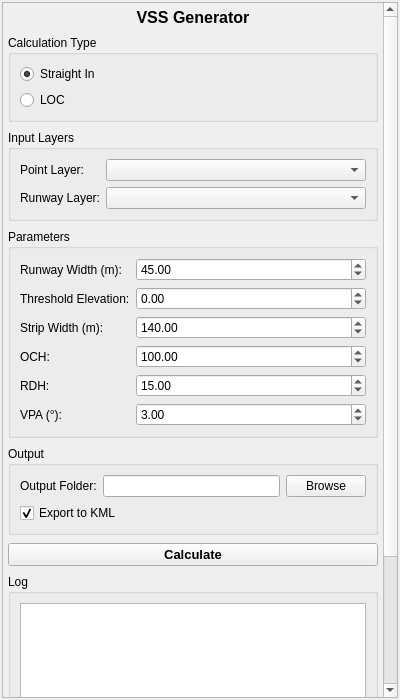
Above: Q_Pansopy/ui/utilities/qpansopy_vss_dockwidget.ui from FLYGHT7/qpansopy before the change. Below: the same form after it.
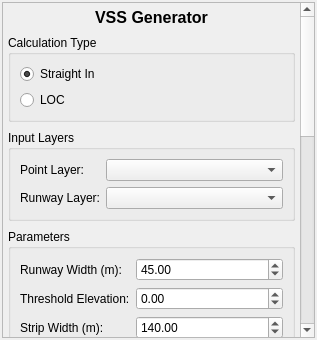
That is the form after the change. Custom widgets are drawn as their Qt base class.

Commit message: Refactor dock widget minimum sizes and remove unnecessary constraints

```diff
--- a/Q_Pansopy/ui/utilities/qpansopy_vss_dockwidget.ui
+++ b/Q_Pansopy/ui/utilities/qpansopy_vss_dockwidget.ui
@@ -2,13 +2,17 @@
 <ui version="4.0">
  <class>QPANSOPYVSSDockWidget</class>
  <widget class="QDockWidget" name="QPANSOPYVSSDockWidget">
-  <property name="geometry">
-   <rect>
-    <x>0</x>
-    <y>0</y>
-    <width>400</width>
-    <height>700</height>
-   </rect>
+  <property name="minimumSize">
+   <size>
+    <width>250</width>
+    <height>200</height>
+   </size>
+  </property>
+  <property name="maximumSize">
+   <size>
+    <width>16777215</width>
+    <height>16777215</height>
+   </size>
   </property>
   <property name="windowTitle">
    <string>QPANSOPY VSS</string>
```
The commit also changes 12 other files.
